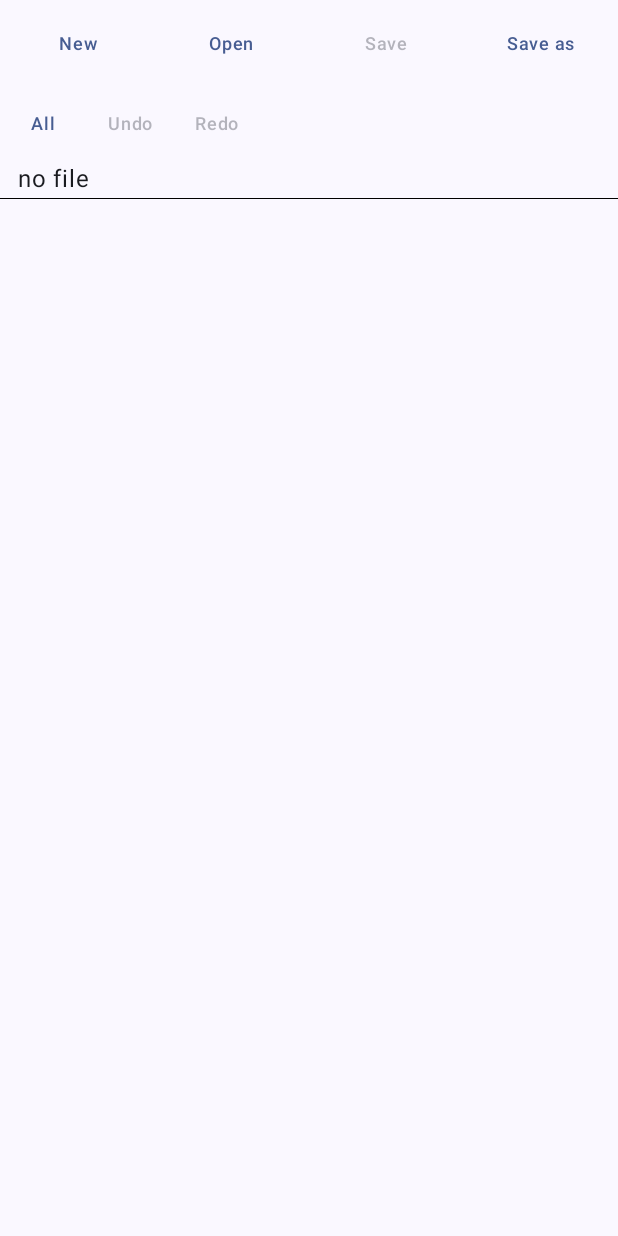
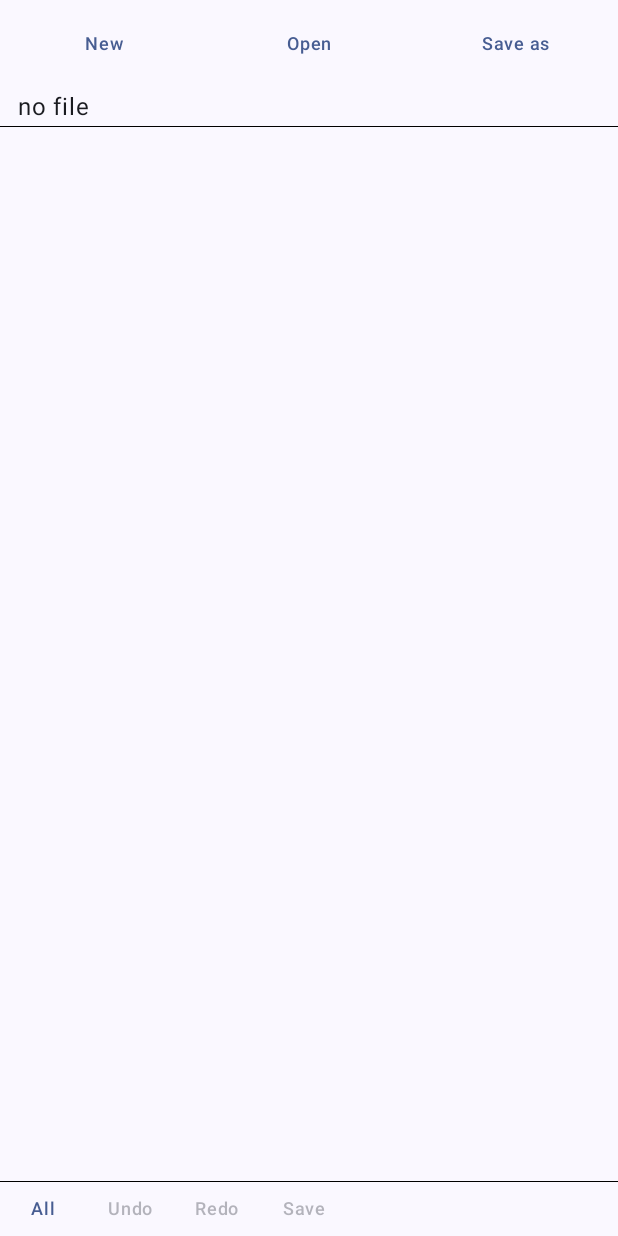
Before and after one commit to LucasTavaresA/Edit, an Android app built with Jetpack Compose: the screen it shows after launch (MainActivity), after a tap on "New", on a phone screen of 412 x 824 dp. Run offline under Robolectric (Android 15) with nearby library versions, the phone set to English and light mode, and no system bars.

Commit message:
Put All/Undo/Redo/Save over the keyboard and hide the rest while typing
Landscape with the keyboard up left about three lines of text, and
everything that stayed on screen came out of them. While the keyboard is
up the screen now belongs to the text, and only something worth seeing
mid-sentence takes a line back.

Save moves from the file row to the row with All, Undo and Redo, and
that row moves to the bottom of the screen, where it pays the bottom
inset and so rides on top of the keyboard. Save is what ends a stretch
of typing, so it belongs with the controls that stay while typing. The
row drops from Material's 48dp touch target to 36dp, since its height
came straight out of the few lines landscape leaves. The file row keeps
New, Open and Save as.

The file row, and the bar under it that names the file, go away while
the keyboard is up and come back when it goes down. The bar also says
what is happening to the file (opening, saving, saved, why an open or a
save failed), all through one function, and what it says decides whether
it holds the bar over the keyboard: a file just opened or just saved
holds it for two seconds, and a warning holds it until two seconds after
the next press on the screen or change to the text. Waiting for the user
rather than a clock means a warning that arrives while nobody is looking
is still there when they look, and the two seconds after keep the touch
that noticed it from taking it away. The bar pushes the text down rather
than covering it, so the cursor is never under it.

PROGRESS records this as a decision, and notes that which toolbar row a
test will find depends on the keyboard and on what the bar is holding
for.

```diff
--- a/app/src/main/java/com/lucasta/edit/MainActivity.kt
+++ b/app/src/main/java/com/lucasta/edit/MainActivity.kt
@@ -31,6 +31,7 @@ import androidx.compose.foundation.layout.windowInsetsPadding
 import androidx.compose.material3.AlertDialog
 import androidx.compose.material3.ColorScheme
 import androidx.compose.material3.HorizontalDivider
+import androidx.compose.material3.LocalMinimumInteractiveComponentSize
 import androidx.compose.material3.MaterialTheme
 import androidx.compose.material3.Surface
 import androidx.compose.material3.Text
@@ -40,22 +41,32 @@ import androidx.compose.material3.dynamicDarkColorScheme
 import androidx.compose.material3.dynamicLightColorScheme
 import androidx.compose.material3.lightColorScheme
 import androidx.compose.runtime.Composable
+import androidx.compose.runtime.CompositionLocalProvider
 import androidx.compose.runtime.DisposableEffect
 import androidx.compose.runtime.LaunchedEffect
 import androidx.compose.runtime.getValue
+import androidx.compose.runtime.mutableIntStateOf
 import androidx.compose.runtime.mutableStateOf
 import androidx.compose.runtime.remember
 import androidx.compose.runtime.rememberCoroutineScope
 import androidx.compose.runtime.setValue
+import androidx.compose.runtime.snapshotFlow
 import androidx.compose.ui.Alignment
 import androidx.compose.ui.Modifier
 import androidx.compose.ui.graphics.Color
 import androidx.compose.ui.graphics.RectangleShape
+import androidx.compose.ui.input.pointer.PointerEventPass
+import androidx.compose.ui.input.pointer.PointerEventType
+import androidx.compose.ui.input.pointer.pointerInput
 import androidx.compose.ui.platform.LocalContext
 import androidx.compose.ui.text.style.TextAlign
 import androidx.compose.ui.platform.LocalDensity
 import androidx.compose.ui.unit.dp
+import kotlinx.coroutines.delay
+import kotlinx.coroutines.flow.drop
+import kotlinx.coroutines.flow.first
 import kotlinx.coroutines.launch
+import kotlin.time.Duration.Companion.seconds
 import android.graphics.Color as ArgbColor
 
 class MainActivity : ComponentActivity() {
@@ -159,6 +170,38 @@ private const val UNTITLED = "untitled.txt"
  */
 private const val NO_FILE = "no file"
 
+/**
+ * How long something said keeps the bar that names the file on screen while the keyboard is up,
+ * where it otherwise goes with the row above it to give the text the room.
+ */
+private enum class Hold {
+    /** Not at all: a file opening or saving while it runs, and New. They wait for the keyboard to go. */
+    Never,
+
+    /** [HOLD_TIME] and no longer: a file just opened or just saved, long enough to catch which. */
+    Briefly,
+
+    /**
+     * Until [HOLD_TIME] after the user next presses anywhere on the screen or changes the text,
+     * which is what a warning gets. Waiting for the user rather than for a clock is what stops a
+     * warning coming and going while nobody was looking, and the time after is what stops the touch
+     * that noticed it from taking it away before it is read.
+     */
+    UntilSeen,
+}
+
+/** How long [Hold.Briefly] holds, and how long [Hold.UntilSeen] goes on holding once the user is back. */
+private val HOLD_TIME = 2.seconds
+
+/**
+ * What the bar that names the file is saying, and whether it is still holding the bar over the
+ * keyboard to say it. A new one for every message, the same message again included, so that each
+ * holds for its own time and ending one hold can never end the next.
+ */
+private class Notice(val text: String, val hold: Hold) {
+    var holding by mutableStateOf(hold != Hold.Never)
+}
+
 @Composable
 private fun Editor(opened: Uri? = null) {
     val context = LocalContext.current
@@ -166,19 +209,43 @@ private fun Editor(opened: Uri? = null) {
     val document = remember { DocumentState() }
     var file by remember { mutableStateOf<Uri?>(null) }
     var name by remember { mutableStateOf(UNTITLED) }
-    var status by remember { mutableStateOf(NO_FILE) }
+    var notice by remember { mutableStateOf(Notice(NO_FILE, Hold.Never)) }
+    var touches by remember { mutableIntStateOf(0) }
     var asking by remember { mutableStateOf(false) }
 
     // The document holds a descriptor open on the file it was opened on, for as long as it is the
     // open document. Nothing else is holding it, so this is where it is let go.
     DisposableEffect(document) { onDispose { document.close() } }
 
+    /**
+     * Puts [message] in the bar that names the file, which is where everything the app has to say
+     * goes: which file is open, that one is opening or saving, that it saved, and why it could not
+     * be opened or saved. [hold] is how long it keeps the bar over the keyboard to say it.
+     */
+    fun say(message: String, hold: Hold = Hold.Never) {
+        notice = Notice(message, hold)
+    }
+
+    LaunchedEffect(notice) {
+        val said = notice
+        if (!said.holding) return@LaunchedEffect
+        if (said.hold == Hold.UntilSeen) {
+            // The next press anywhere on the screen, or the next thing the keyboard does to the
+            // text — which reaches the field without passing through the screen's touches at all.
+            snapshotFlow { Triple(touches, document.window.text, document.window.selection) }
+                .drop(1)
+                .first()
+        }
+        delay(HOLD_TIME)
+        said.holding = false
+    }
+
     suspend fun load(uri: Uri) {
         heap("before")
         // Opening no longer reads the file, but it does index it for chunk boundaries, and that is
         // a pass over the whole thing: seconds for a file of a gigabyte. Say so rather than look
         // like nothing happened.
-        status = "opening ${displayName(context, uri)}"
+        say("opening ${displayName(context, uri)}")
         timed("open") {
             openDocument(context, uri)
                 .onSuccess {
@@ -187,21 +254,21 @@ private fun Editor(opened: Uri? = null) {
                     heap("after")
                     file = uri
                     name = displayName(context, uri)
-                    status = name
+                    say(name, Hold.Briefly)
                 }
-                .onFailure { status = "could not open: ${it.message}" }
+                .onFailure { say("could not open: ${it.message}", Hold.UntilSeen) }
         }
     }
 
     suspend fun write(target: Uri) {
-        status = "saving ${displayName(context, target)}"
+        say("saving ${displayName(context, target)}")
         document.withContent { saveDocument(context, target, it) }
             .onSuccess {
                 file = target
                 name = displayName(context, target)
-                status = "saved $name"
+                say("saved $name", Hold.Briefly)
             }
-            .onFailure { status = "could not save: ${it.message}" }
+            .onFailure { say("could not save: ${it.message}", Hold.UntilSeen) }
     }
 
     /**
@@ -215,7 +282,7 @@ private fun Editor(opened: Uri? = null) {
             document.focus(0)
             file = null
             name = UNTITLED
-            status = NO_FILE
+            say(NO_FILE)
         }
     }
 
@@ -242,67 +309,97 @@ private fun Editor(opened: Uri? = null) {
             when (collision(context, target, document.content)) {
                 Collision.None -> write(target)
                 Collision.Replaced -> asking = true
-                Collision.Rewritten ->
-                    status = "$name was rewritten while it was open, so this document is no longer all of it"
+                Collision.Rewritten -> say(
+                    "$name was rewritten while it was open, so this document is no longer all of it",
+                    Hold.UntilSeen,
+                )
             }
         }
     }
 
     val safe = WindowInsets.safeDrawing
     val pixel = with(LocalDensity.current) { 1.toDp() }
+    val typing = WindowInsets.ime.getBottom(LocalDensity.current) > 0
     // The column owes the top and the sides and nothing else. The bottom, keyboard included, is
-    // the editor's to pay, and that split is what keeps the toolbar still: `safeDrawing` counts
+    // the bottom row's to pay, and that split is what keeps the toolbar still: `safeDrawing` counts
     // the IME, so padding the whole column with it made the row shorter the instant the keyboard
     // came up — the row takes its height from what is left of the screen, and in landscape the
     // keyboard is most of it.
     Column(
-        Modifier.fillMaxSize().windowInsetsPadding(
-            safe.only(WindowInsetsSides.Horizontal + WindowInsetsSides.Top)
-        )
+        Modifier
+            .fillMaxSize()
+            // Every press on the screen, seen on its way down to whatever it lands on and taken
+            // from nobody. A warning waits for one before it starts to go.
+            .pointerInput(Unit) {
+                awaitPointerEventScope {
+                    while (true) {
+                        if (awaitPointerEvent(PointerEventPass.Initial).type == PointerEventType.Press) touches++
+                    }
+                }
+            }
+            .windowInsetsPadding(safe.only(WindowInsetsSides.Horizontal + WindowInsetsSides.Top))
     ) {
-        // What a file is — opening one, starting one, writing one out — is not what anyone reaches
-        // for mid-sentence, so the whole row goes while the keyboard is up and gives the screen it
-        // was taking to the text. Asking the IME inset for its height rather than asking whether a
-        // field holds focus is what makes it follow the keyboard itself: dismissing the keyboard
-        // with Back brings the row back without touching the cursor.
+        // What a file is — opening one, starting one, writing one out, which one is open — is not
+        // what anyone needs mid-sentence, so the row, the name and the rule under them all go while
+        // the keyboard is up and give the screen they were taking to the text. Asking the IME inset
+        // for its height rather than asking whether a field holds focus is what makes them follow
+        // the keyboard itself: dismissing the keyboard with Back brings them back without touching
+        // the cursor.
         //
-        // The four share the width between them and the row is a seventh of the shorter edge tall.
+        // The three share the width between them and the row is a seventh of the shorter edge tall.
         // Measuring the edge here rather than asking the configuration for it is what keeps that
         // right in landscape and beside a cutout, where the padding above has already taken its
         // share; taking the shorter of the two is what stops the row being a quarter of the screen
         // in landscape, where the width is more than twice the height.
-        if (WindowInsets.ime.getBottom(LocalDensity.current) == 0) {
+        if (!typing) {
             BoxWithConstraints(Modifier.fillMaxWidth()) {
                 Row(Modifier.fillMaxWidth().height(minOf(maxWidth, maxHeight) / ROW_SHARE)) {
                     Tool("New") { new() }
                     Tool("Open") { open.launch(arrayOf("*/*")) }
-                    Tool("Save", enabled = file != null) { save() }
                     Tool("Save as") { saveAs.launch(name) }
                 }
             }
         }
-        // These stay put whatever the keyboard does, because they are what is wanted mid-sentence:
-        // what they undo is the sentence being typed.
-        Row(Modifier.fillMaxWidth(), verticalAlignment = Alignment.CenterVertically) {
-            // Select all works on the document and not on the window, which is the only way it
-            // could work: the field holds a few kilobytes of whatever is open.
-            Op("All") { scope.launch { document.selectAll() } }
-            Op("Undo", enabled = document.canUndo) { scope.launch { document.undo() } }
-            Op("Redo", enabled = document.canRedo) { scope.launch { document.redo() } }
+        // The name and its rule are the exception, for as long as what the bar is saying holds them
+        // over the keyboard — see [Hold]. They push the text down rather than cover it, so the
+        // cursor can never be under them.
+        if (!typing || notice.holding) {
+            // A pixel above and a pixel below and nothing else, so the row is as tall as the
+            // sentence in it and no taller. It is not a control and it should not be given the room
+            // of one: it says which file this is, or what just happened to it, and it is aligned
+            // with the text below rather than with the buttons above because it is something to
+            // read.
+            Text(notice.text, Modifier.fillMaxWidth().padding(horizontal = 12.dp, vertical = pixel))
+            // One physical pixel, not one dp: a dense panel puts nearly three pixels in a dp, and at
+            // that width the rule reads as a bar across the screen rather than as a line under the
+            // toolbar.
+            HorizontalDivider(thickness = pixel)
         }
-        // A pixel above and a pixel below and nothing else, so the row is as tall as the sentence
-        // in it and no taller. It is not a control and it should not be given the room of one: it
-        // says which file this is, or why a save did not happen, and it is aligned with the text
-        // below rather than with the buttons above because it is something to read.
-        Text(status, Modifier.fillMaxWidth().padding(horizontal = 12.dp, vertical = pixel))
-        // One physical pixel, not one dp: a dense panel puts nearly three pixels in a dp, and at that
-        // width the rule reads as a bar across the screen rather than as a line under the toolbar.
-        HorizontalDivider(thickness = pixel)
         DocumentEditor(
             state = document,
-            modifier = Modifier.fillMaxWidth().weight(1f).padding(horizontal = 12.dp)
-                .windowInsetsPadding(safe.only(WindowInsetsSides.Bottom)),
+            modifier = Modifier.fillMaxWidth().weight(1f).padding(horizontal = 12.dp),
         )
+        HorizontalDivider(thickness = pixel)
+        // These are what is wanted mid-sentence — what they undo is the sentence being typed, and
+        // saving is what ends it — so they sit at the bottom and ride on top of the keyboard. This
+        // row is what sits against the keyboard, so it is the one that pays the bottom inset.
+        //
+        // Material pads every button out to a 48dp touch target, and in landscape with the keyboard
+        // up that padding is taken straight from the few lines of text left. Turning it off here
+        // lets [OP_HEIGHT] be the whole of the row.
+        CompositionLocalProvider(LocalMinimumInteractiveComponentSize provides 0.dp) {
+            Row(
+                Modifier.fillMaxWidth().windowInsetsPadding(safe.only(WindowInsetsSides.Bottom)),
+                verticalAlignment = Alignment.CenterVertically,
+            ) {
+                // Select all works on the document and not on the window, which is the only way it
+                // could work: the field holds a few kilobytes of whatever is open.
+                Op("All") { scope.launch { document.selectAll() } }
+                Op("Undo", enabled = document.canUndo) { scope.launch { document.undo() } }
+                Op("Redo", enabled = document.canRedo) { scope.launch { document.redo() } }
+                Op("Save", enabled = file != null) { save() }
+            }
+        }
     }
 
     if (asking) {
@@ -385,15 +482,23 @@ private fun RowScope.Tool(label: String, enabled: Boolean = true, onClick: () ->
 }
 
 /**
- * One button on the row that stays. These sit beside the file's name rather than in the squares
- * above, so they are ordinary text buttons: the name needs the rest of the width, and a row that
- * has to hold a wrapped error message cannot also be as tall as it is wide.
+ * How tall the row over the keyboard is. Under the 48dp Material asks for, because in landscape the
+ * keyboard leaves about three lines of text and the row's height comes out of them; 36dp is still a
+ * comfortable target for a thumb, and the buttons are wide, so a tap near one lands on it.
+ */
+private val OP_HEIGHT = 36.dp
+
+/**
+ * One button on the row that stays, at the bottom over the keyboard. These are ordinary text
+ * buttons rather than the squares of the file row: the row is on screen while typing, so every
+ * pixel of height it takes is taken from the text.
  */
 @Composable
 private fun Op(label: String, enabled: Boolean = true, onClick: () -> Unit) {
     TextButton(
         onClick = onClick,
         enabled = enabled,
+        modifier = Modifier.height(OP_HEIGHT),
         shape = RectangleShape,
         contentPadding = PaddingValues(horizontal = 12.dp),
     ) { Text(label, style = MaterialTheme.typography.labelMedium, maxLines = 1) }
```
Also changed, not shown: 1 other file.
